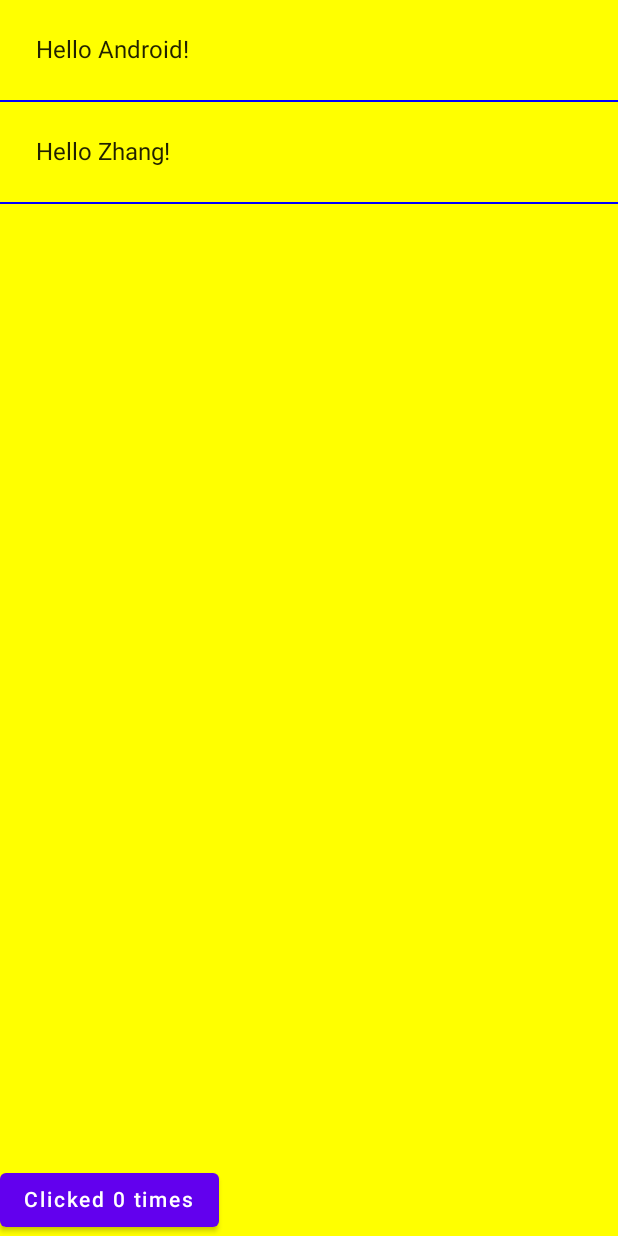
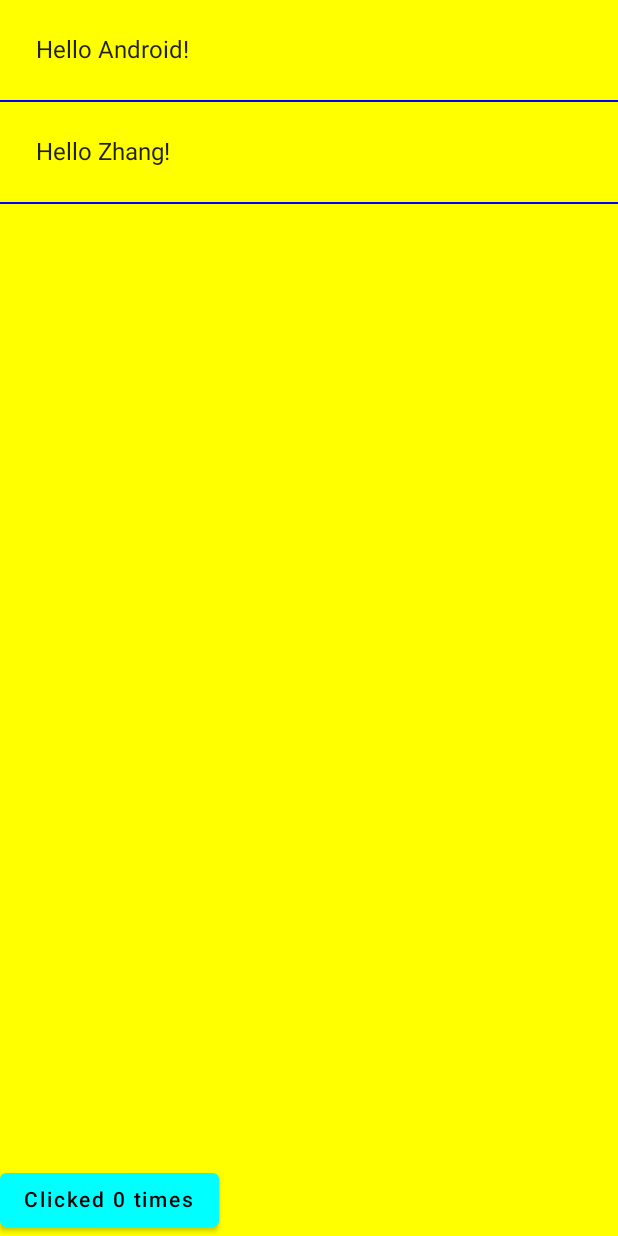
Before and after one commit to Jenner-Zhl/ComposeLeaning, an Android app built with Jetpack Compose: the screen it shows after launch (MainActivity), on a phone screen of 412 x 824 dp. Run offline under Robolectric (Android 15) with nearby library versions, the phone set to English and light mode, and no system bars.

Commit message:
Button颜色可变

```diff
--- a/app/src/main/java/com/ai/ipu/mycompose/MainActivity.kt
+++ b/app/src/main/java/com/ai/ipu/mycompose/MainActivity.kt
@@ -6,10 +6,7 @@ import androidx.activity.compose.setContent
 import androidx.compose.foundation.layout.Column
 import androidx.compose.foundation.layout.fillMaxHeight
 import androidx.compose.foundation.layout.padding
-import androidx.compose.material.Button
-import androidx.compose.material.Divider
-import androidx.compose.material.Surface
-import androidx.compose.material.Text
+import androidx.compose.material.*
 import androidx.compose.runtime.Composable
 import androidx.compose.runtime.mutableStateOf
 import androidx.compose.runtime.remember
@@ -64,7 +61,8 @@ fun Greeting(name: String) {
 @Composable
 fun Counter(count: Int, updateCount: (Int) -> Unit) {
 
-    Button(onClick = {updateCount(count + 1)}) {
+    Button(onClick = {updateCount(count + 1)},
+        colors = ButtonDefaults.buttonColors(if (count > 5) Color.Green else Color.Cyan)) {
         Text(text = "Clicked $count times")
     }
 }
```
